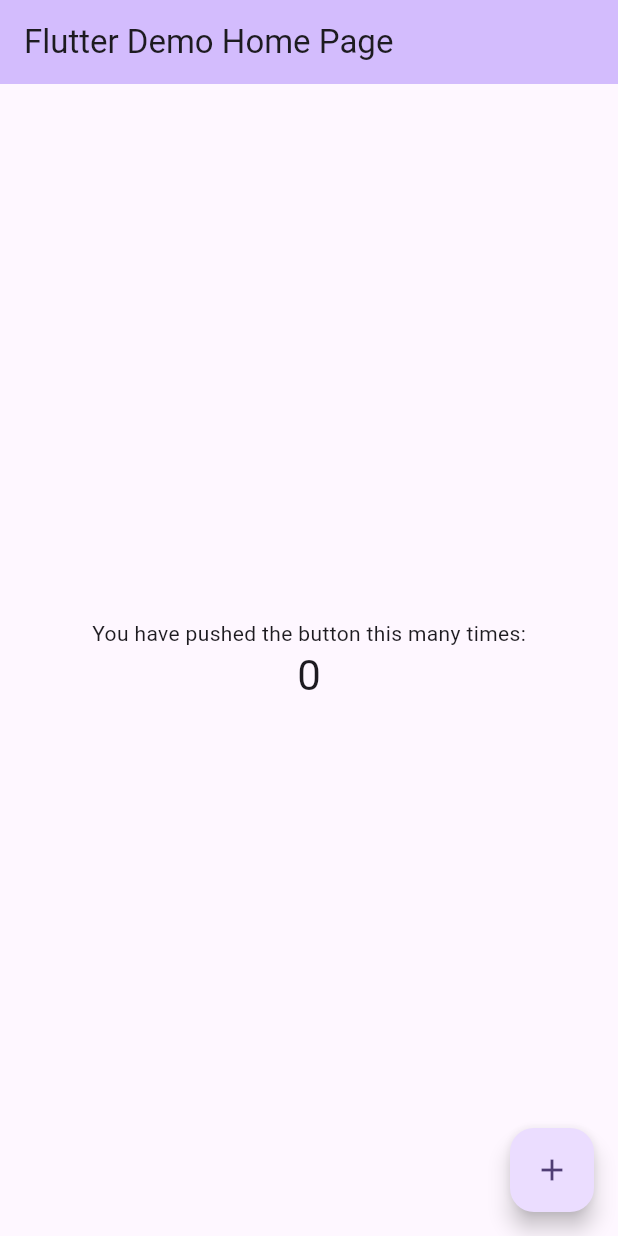
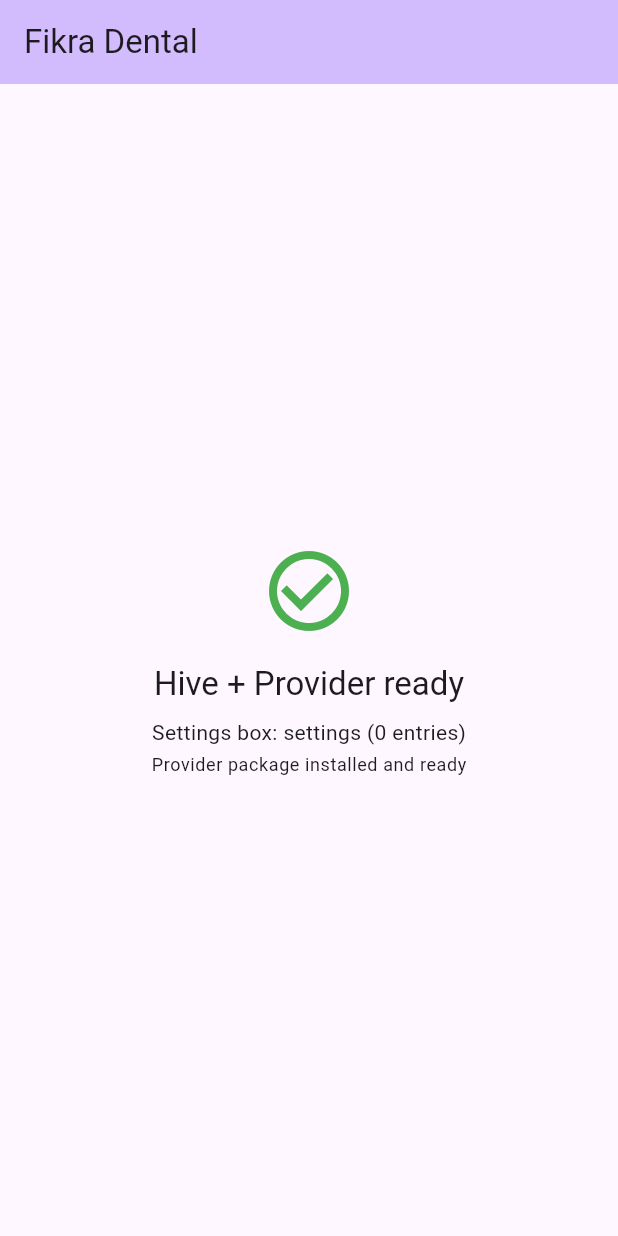
Before and after one commit to alimohsen14/fikra-dental, a Flutter app: the screen it shows after launch, on a phone screen of 412 x 824 dp. Run offline on Flutter 3.47's test engine with Material 3 defaults, Android fonts, the phone set to English and light mode, and no system bars; our stand-ins replace hive_ce_flutter; accounts and stored records are empty.

Commit message:
chore: setup Hive and Provider

````diff
--- a/lib/main.dart
+++ b/lib/main.dart
@@ -1,122 +1,79 @@
 import 'package:flutter/material.dart';
 
-void main() {
+import 'services/hive_service.dart';
+
+Future<void> main() async {
+  WidgetsFlutterBinding.ensureInitialized();
+
+  await HiveService.init();
+
   runApp(const MyApp());
 }
 
 class MyApp extends StatelessWidget {
   const MyApp({super.key});
 
-  // This widget is the root of your application.
   @override
   Widget build(BuildContext context) {
     return MaterialApp(
-      title: 'Flutter Demo',
+      title: 'Fikra Dental',
+      debugShowCheckedModeBanner: false,
       theme: ThemeData(
-        // This is the theme of your application.
-        //
-        // TRY THIS: Try running your application with "flutter run". You'll see
-        // the application has a purple toolbar. Then, without quitting the app,
-        // try changing the seedColor in the colorScheme below to Colors.green
-        // and then invoke "hot reload" (save your changes or press the "hot
-        // reload" button in a Flutter-supported IDE, or press "r" if you used
-        // the command line to start the app).
-        //
-        // Notice that the counter didn't reset back to zero; the application
-        // state is not lost during the reload. To reset the state, use hot
-        // restart instead.
-        //
-        // This works for code too, not just values: Most code changes can be
-        // tested with just a hot reload.
-        colorScheme: .fromSeed(seedColor: Colors.deepPurple),
+        colorScheme: ColorScheme.fromSeed(
+          seedColor: Colors.deepPurple,
+        ),
+        useMaterial3: true,
       ),
-      home: const MyHomePage(title: 'Flutter Demo Home Page'),
+      home: const HomePlaceholder(),
     );
   }
 }
 
-class MyHomePage extends StatefulWidget {
-  const MyHomePage({super.key, required this.title});
-
-  // This widget is the home page of your application. It is stateful, meaning
-  // that it has a State object (defined below) that contains fields that affect
-  // how it looks.
-
-  // This class is the configuration for the state. It holds the values (in this
-  // case the title) provided by the parent (in this case the App widget) and
-  // used by the build method of the State. Fields in a Widget subclass are
-  // always marked "final".
-
-  final String title;
-
-  @override
-  State<MyHomePage> createState() => _MyHomePageState();
-}
-
-class _MyHomePageState extends State<MyHomePage> {
-  int _counter = 0;
-
-  void _incrementCounter() {
-    setState(() {
-      // This call to setState tells the Flutter framework that something has
-      // changed in this State, which causes it to rerun the build method below
-      // so that the display can reflect the updated values. If we changed
-      // _counter without calling setState(), then the build method would not be
-      // called again, and so nothing would appear to happen.
-      _counter++;
-    });
-  }
+/// Temporary placeholder screen.
+///
+/// This screen only confirms that Hive initialization
+/// and the settings box are working correctly.
+class HomePlaceholder extends StatelessWidget {
+  const HomePlaceholder({super.key});
 
   @override
   Widget build(BuildContext context) {
-    // This method is rerun every time setState is called, for instance as done
-    // by the _incrementCounter method above.
-    //
-    // The Flutter framework has been optimized to make rerunning build methods
-    // fast, so that you can just rebuild anything that needs updating rather
-    // than having to individually change instances of widgets.
+    final settingsBox = HiveService.settingsBox;
+
     return Scaffold(
       appBar: AppBar(
-        // TRY THIS: Try changing the color here to a specific color (to
-        // Colors.amber, perhaps?) and trigger a hot reload to see the AppBar
-        // change color while the other colors stay the same.
+        title: const Text('Fikra Dental'),
         backgroundColor: Theme.of(context).colorScheme.inversePrimary,
-        // Here we take the value from the MyHomePage object that was created by
-        // the App.build method, and use it to set our appbar title.
-        title: Text(widget.title),
       ),
       body: Center(
-        // Center is a layout widget. It takes a single child and positions it
-        // in the middle of the parent.
         child: Column(
-          // Column is also a layout widget. It takes a list of children and
-          // arranges them vertically. By default, it sizes itself to fit its
-          // children horizontally, and tries to be as tall as its parent.
-          //
-          // Column has various properties to control how it sizes itself and
-          // how it positions its children. Here we use mainAxisAlignment to
-          // center the children vertically; the main axis here is the vertical
-          // axis because Columns are vertical (the cross axis would be
-          // horizontal).
-          //
-          // TRY THIS: Invoke "debug painting" (choose the "Toggle Debug Paint"
-          // action in the IDE, or press "p" in the console), to see the
-          // wireframe for each widget.
-          mainAxisAlignment: .center,
+          mainAxisAlignment: MainAxisAlignment.center,
           children: [
-            const Text('You have pushed the button this many times:'),
+            const Icon(
+              Icons.check_circle_outline,
+              size: 64,
+              color: Colors.green,
+            ),
+            const SizedBox(height: 16),
             Text(
-              '$_counter',
-              style: Theme.of(context).textTheme.headlineMedium,
+              'Hive + Provider ready',
+              style: Theme.of(context).textTheme.titleLarge,
+            ),
+            const SizedBox(height: 8),
+            Text(
+              'Settings box: '
+              '${settingsBox.name} '
+              '(${settingsBox.length} entries)',
+              style: Theme.of(context).textTheme.bodyMedium,
+            ),
+            const SizedBox(height: 4),
+            Text(
+              'Provider package installed and ready',
+              style: Theme.of(context).textTheme.bodySmall,
             ),
           ],
         ),
       ),
-      floatingActionButton: FloatingActionButton(
-        onPressed: _incrementCounter,
-        tooltip: 'Increment',
-        child: const Icon(Icons.add),
-      ),
     );
   }
 }
--- /dev/null
+++ b/lib/services/hive_service.dart
@@ -0,0 +1,54 @@
+import 'package:hive_ce_flutter/hive_flutter.dart';
+
+/// Central service for Hive initialization and box access.
+///
+/// Keeps architecture clean and simple (similar to Fikra POS):
+/// - Single responsibility: init Hive + expose the `settings` box.
+/// - Static access so it can be used anywhere without DI complexity.
+/// - Must be initialized before `runApp()`.
+///
+/// Usage in `main.dart`:
+/// ```dart
+/// WidgetsFlutterBinding.ensureInitialized();
+/// await HiveService.init();
+/// ```
+class HiveService {
+  HiveService._();
+
+  static const String settingsBoxName = 'settings';
+
+  static late Box _settingsBox;
+
+  /// Direct access to the opened settings box.
+  static Box get settingsBox => _settingsBox;
+
+  /// Whether Hive has been initialized and the settings box is open.
+  static bool get isInitialized => Hive.isBoxOpen(settingsBoxName);
+
+  /// Initialize Hive with `Hive.initFlutter()` and open the `settings` box.
+  /// Call once in `main()` before `runApp()`.
+  static Future<void> init() async {
+    await Hive.initFlutter();
+    _settingsBox = await Hive.openBox(settingsBoxName);
+  }
+
+  // ---------------------------------------------------------------------------
+  // Convenience helpers - keeps call sites clean without adding extra layers.
+  // ---------------------------------------------------------------------------
+
+  static T? get<T>(String key, {T? defaultValue}) {
+    return _settingsBox.get(key, defaultValue: defaultValue) as T?;
+  }
+
+  static Future<void> put(String key, dynamic value) {
+    return _settingsBox.put(key, value);
+  }
+
+  static Future<void> delete(String key) {
+    return _settingsBox.delete(key);
+  }
+
+  static Future<void> clear() {
+    return _settingsBox.clear();
+  }
+}
--- a/pubspec.yaml
+++ b/pubspec.yaml
@@ -34,6 +34,9 @@ dependencies:
   # The following adds the Cupertino Icons font to your application.
   # Use with the CupertinoIcons class for iOS style icons.
   cupertino_icons: ^1.0.8
+  provider: ^6.1.5+1
+  hive_ce: ^2.20.0
+  hive_ce_flutter: ^2.3.4
 
 dev_dependencies:
   flutter_test:
@@ -45,6 +48,8 @@ dev_dependencies:
   # package. See that file for information about deactivating specific lint
   # rules and activating additional ones.
   flutter_lints: ^6.0.0
+  hive_ce_generator: ^1.11.2
+  build_runner: ^2.15.1
 
 # For information on the generic Dart part of this file, see the
 # following page: https://dart.dev/tools/pub/pubspec
````
Also changed, not shown: pubspec.lock, 2 other files.
